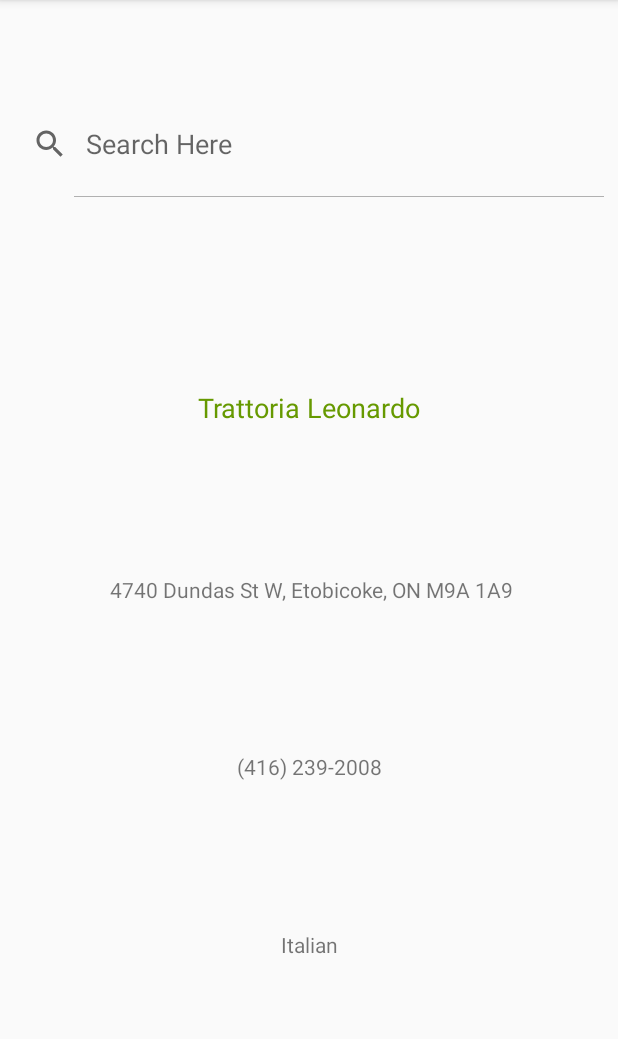
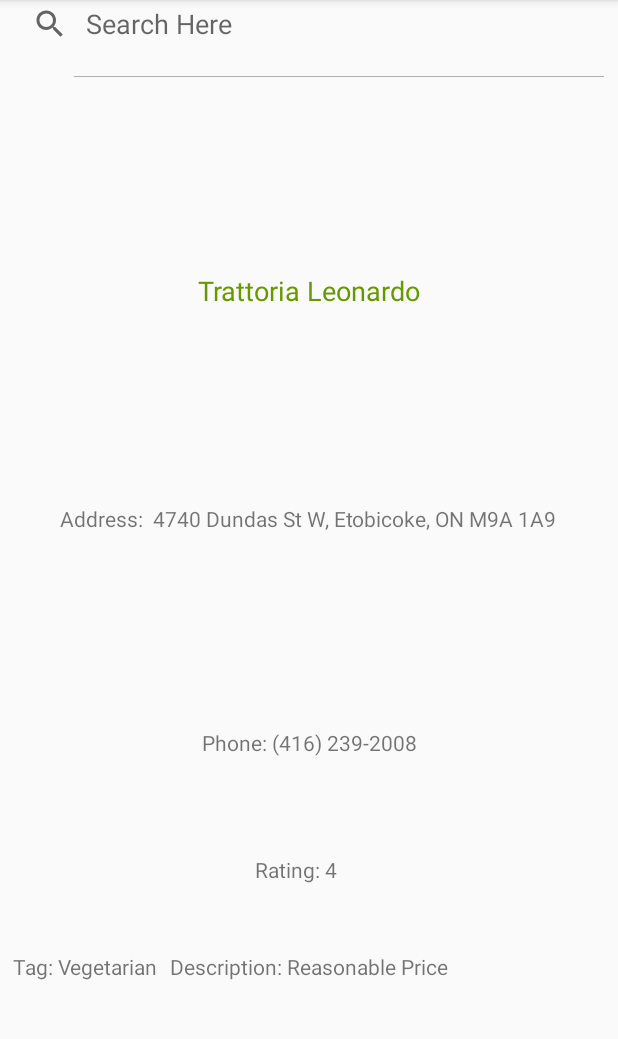
Before and after one commit to truckieutk/RestaurantGuide, an Android app: the MainActivity screen opened directly, with no data from a screen before it, on a phone screen of 412 x 824 dp, the part 84-1123 px from its top. Run offline under Robolectric (Android 15) with nearby library versions, the phone set to English and light mode, and no system bars; 1 statement that could not run was skipped.

Commit message:
fix Layout and Menu

```diff
--- a/app/src/main/java/truckieu/com/restaurantguide/MainActivity.java
+++ b/app/src/main/java/truckieu/com/restaurantguide/MainActivity.java
@@ -12,7 +12,6 @@ import android.view.Menu;
 import android.view.MenuItem;
 import android.view.View;
 import android.widget.SearchView;
-import android.widget.TextView;
 
 import java.util.ArrayList;
 
@@ -28,13 +27,12 @@ public class MainActivity extends AppCompatActivity {
         recyclerView = findViewById(R.id.recycleview);
         searchView = findViewById(R.id.search);
         ArrayList<Place> placesData = new ArrayList<Place>();
-        placesData.add(new Place("Trattoria Leonardo"," 4740 Dundas St W, Etobicoke, ON M9A 1A9","Italian", "(416) 239-2008"));
-        placesData.add(new Place("Durbar Indian Cuisine"," 2469 Bloor St W, Toronto, ON M6S 1P7","Indian Cuisine", "(416) 762-4441"));
-        placesData.add(new Place("Mai Bistro"," 4906 Dundas St W, Etobicoke, ON M9A 1B5","Italian", "(647) 343-3130"));
-        placesData.add(new Place("Trattoria Leonardo"," 4740 Dundas St W, Etobicoke, ON M9A 1A9","Italian", "(416) 239-2008"));
-        placesData.add(new Place("Trattoria Leonardo"," 4740 Dundas St W, Etobicoke, ON M9A 1A9","Italian", "(416) 239-2008"));
-        placesData.add(new Place("Trattoria Leonardo"," 4740 Dundas St W, Etobicoke, ON M9A 1A9","Italian", "(416) 239-2008"));
-        placesData.add(new Place("Trattoria Leonardo"," 4740 Dundas St W, Etobicoke, ON M9A 1A9","Italian", "(416) 239-2008"));
+        placesData.add(new Place("Trattoria Leonardo"," 4740 Dundas St W, Etobicoke, ON M9A 1A9","Reasonable Price", "(416) 239-2008","Vegetarian", "4"));
+        placesData.add(new Place("Durbar Indian Cuisine"," 2469 Bloor St W, Toronto, ON M6S 1P7","Good curry", "(416) 762-4441","Asian Cuisine","3"));
+        placesData.add(new Place("Mai Bistro"," 4906 Dundas St W, Etobicoke, ON M9A 1B5","Having patio and LCBO", "(647) 343-3130","BBQ","4"));
+        placesData.add(new Place("Pour House"," 4740 Dundas St W, Etobicoke, ON M9A 1A9","LCBO and fries is good", "(416) 239-2008","Drinks","5"));
+        placesData.add(new Place("MiMi Chicken"," 4740 Dundas St W, Etobicoke, ON M9A 1A9","Good garlic honey chicken", "(416) 239-2008","Asian Cuisine","4"));
+        placesData.add(new Place("Teddy Story"," 4740 Dundas St W, Etobicoke, ON M9A 1A9","Can buy Teddy bear and coffee", "(416) 239-2008","Dessert","4"));
 
 
         placeAdapter = new PlacesAdapter(placesData);
--- a/app/src/main/java/truckieu/com/restaurantguide/Place.java
+++ b/app/src/main/java/truckieu/com/restaurantguide/Place.java
@@ -1,16 +1,21 @@
 package truckieu.com.restaurantguide;
+
 
 public class Place {
     private String name;
     private String address;
     private String description;
     private String phone;
+    private String tag;
+    private String rating;
 
-    public Place(String name, String address, String description, String phone) {
+    public Place(String name, String address, String description, String phone, String tag, String rating) {
         this.name = name;
         this.address = address;
         this.description = description;
         this.phone = phone;
+        this.tag = tag;
+        this.rating=rating;
     }
 
     public String getName() {
@@ -44,4 +49,20 @@ public class Place {
     public void setPhone(String phone) {
         this.phone = phone;
     }
+
+    public String getTag(){
+        return tag;
+    }
+
+    public void setTag(String tag){
+        this.tag=tag;
+    }
+
+    public String getRating(){
+        return rating;
+    }
+
+    public void setRating(String rating){
+        this.rating=rating;
+    }
 }
--- a/app/src/main/java/truckieu/com/restaurantguide/PlaceItemView.java
+++ b/app/src/main/java/truckieu/com/restaurantguide/PlaceItemView.java
@@ -6,7 +6,7 @@ import android.widget.TextView;
 import androidx.recyclerview.widget.RecyclerView;
 
 public class PlaceItemView extends RecyclerView.ViewHolder {
-    public TextView name, address, phone, description;
+    public TextView name, address, phone, description, tag, rating;
 
     public PlaceItemView(View view){
         super(view);
@@ -14,6 +14,8 @@ public class PlaceItemView extends RecyclerView.ViewHolder {
         address = view.findViewById(R.id.address);
         phone = view.findViewById(R.id.phone);
         description = view.findViewById(R.id.description);
+        tag=view.findViewById(R.id.tag);
+        rating=view.findViewById(R.id.rating);
     }
 
 }
--- a/app/src/main/java/truckieu/com/restaurantguide/PlacesAdapter.java
+++ b/app/src/main/java/truckieu/com/restaurantguide/PlacesAdapter.java
@@ -29,10 +29,14 @@ public class PlacesAdapter extends RecyclerView.Adapter<PlaceItemView> {
         String address = select.getAddress();
         String phone = select.getPhone();
         String description = select.getDescription();
+        String tag = select.getTag();
+        String rating = select.getRating();
         placeItemView.name.setText(nameRes);
-        placeItemView.address.setText(address);
-        placeItemView.phone.setText(phone);
-        placeItemView.description.setText(description);
+        placeItemView.address.setText("Address: " + address);
+        placeItemView.phone.setText("Phone: "+phone);
+        placeItemView.description.setText("Description: " + description);
+        placeItemView.tag.setText("Tag: " + tag);
+        placeItemView.rating.setText("Rating: " + rating);
 
     }
 
--- a/app/src/main/res/layout/place_item_view.xml
+++ b/app/src/main/res/layout/place_item_view.xml
@@ -9,10 +9,9 @@
         android:id="@+id/description"
         android:layout_width="wrap_content"
         android:layout_height="wrap_content"
-        android:text="TextView"
+        android:text="Description"
         app:layout_constraintBottom_toBottomOf="parent"
         app:layout_constraintEnd_toEndOf="parent"
-        app:layout_constraintHorizontal_bias="0.5"
         app:layout_constraintStart_toStartOf="parent"
         app:layout_constraintTop_toBottomOf="@+id/phone" />
 
@@ -20,7 +19,7 @@
         android:id="@+id/phone"
         android:layout_width="wrap_content"
         android:layout_height="wrap_content"
-        android:text="TextView"
+        android:text="Phone"
         app:layout_constraintBottom_toTopOf="@+id/description"
         app:layout_constraintEnd_toEndOf="parent"
         app:layout_constraintStart_toStartOf="parent"
@@ -30,7 +29,7 @@
         android:id="@+id/name"
         android:layout_width="wrap_content"
         android:layout_height="wrap_content"
-        android:text="TextView"
+        android:text="Name"
         android:textAppearance="@style/TextAppearance.AppCompat.Medium"
         android:textColor="@android:color/holo_green_dark"
         app:layout_constraintBottom_toTopOf="@+id/address"
@@ -42,9 +41,35 @@
         android:id="@+id/address"
         android:layout_width="wrap_content"
         android:layout_height="wrap_content"
-        android:text="TextView"
+        android:text="Address"
         app:layout_constraintBottom_toTopOf="@+id/phone"
         app:layout_constraintEnd_toEndOf="parent"
+        app:layout_constraintHorizontal_bias="0.493"
         app:layout_constraintStart_toStartOf="parent"
         app:layout_constraintTop_toBottomOf="@+id/name" />
+
+    <TextView
+        android:id="@+id/tag"
+        android:layout_width="wrap_content"
+        android:layout_height="wrap_content"
+        android:layout_marginBottom="130dp"
+        android:text="Tag"
+        app:layout_constraintBottom_toBottomOf="parent"
+        app:layout_constraintEnd_toStartOf="@+id/description"
+        app:layout_constraintStart_toStartOf="parent"
+        app:layout_constraintTop_toTopOf="@id/description" />
+
+    <TextView
+        android:id="@+id/rating"
+        android:layout_width="wrap_content"
+        android:layout_height="wrap_content"
+        android:layout_marginEnd="24dp"
+        android:layout_marginBottom="24dp"
+        android:text="Rating"
+        app:layout_constraintBottom_toBottomOf="parent"
+        app:layout_constraintEnd_toEndOf="parent"
+        app:layout_constraintHorizontal_bias="0.511"
+        app:layout_constraintStart_toStartOf="parent"
+        app:layout_constraintTop_toTopOf="parent"
+        app:layout_constraintVertical_bias="0.752" />
 </androidx.constraintlayout.widget.ConstraintLayout>
```
